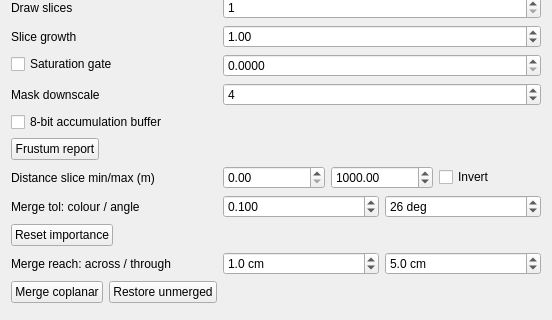
Old version of the form gui_client/GaussianSplatSettingsWidget.ui in the repository russiaman/substrata_robo; both pictures show x 0 to 552 and y 350 to 670 of the 552 by 670 pixel window.
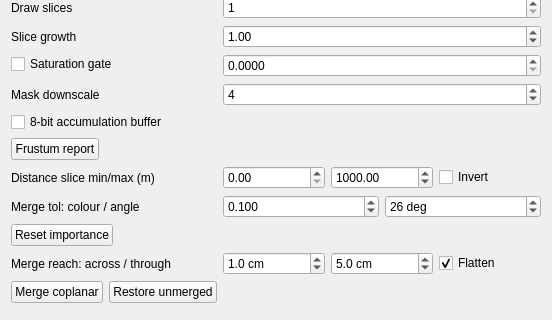
New version of the form.

Commit message:
gaussian splats: "Flatten" checkbox beside the merge reach
Picks between collapsing a merged group onto its surface and fitting a splat
around where its members sat. On by default; unchecked reproduces the earlier
behaviour, which is what makes the two comparable without a rebuild.

What changed in the file:
```diff
--- a/gui_client/GaussianSplatSettingsWidget.ui
+++ b/gui_client/GaussianSplatSettingsWidget.ui
@@ -812,6 +812,19 @@
         </property>
        </widget>
       </item>
+      <item>
+       <widget class="QCheckBox" name="mergeFlattenCheckBox">
+        <property name="text">
+         <string>Flatten</string>
+        </property>
+        <property name="checked">
+         <bool>true</bool>
+        </property>
+        <property name="toolTip">
+         <string>Collapse each merged group onto the surface it lies on, instead of fitting a splat around where its members actually sat. Without this, the depth of a stack ends up as the thickness of its replacement - a 20 cm deep stack of flat discs becomes a 20 cm thick lens, which costs nothing seen face-on but stops looking like a surface, and is what makes a generous 'through' go soft. With it, the replacement stays as thin as its members and only their sideways spread widens it. Unchecked reproduces the earlier behaviour, for comparison.</string>
+        </property>
+       </widget>
+      </item>
      </layout>
     </widget>
    </item>
```
The commit also changes 2 other files.
